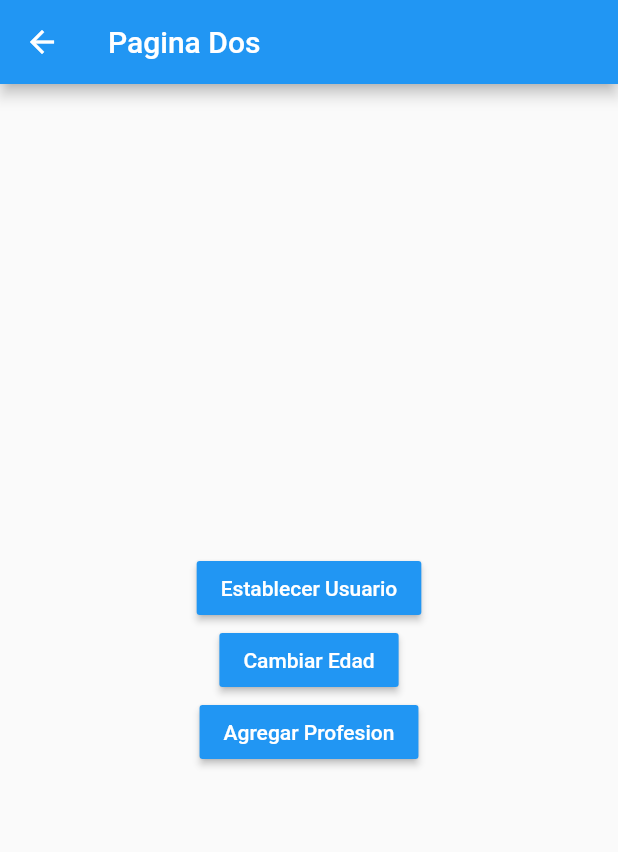
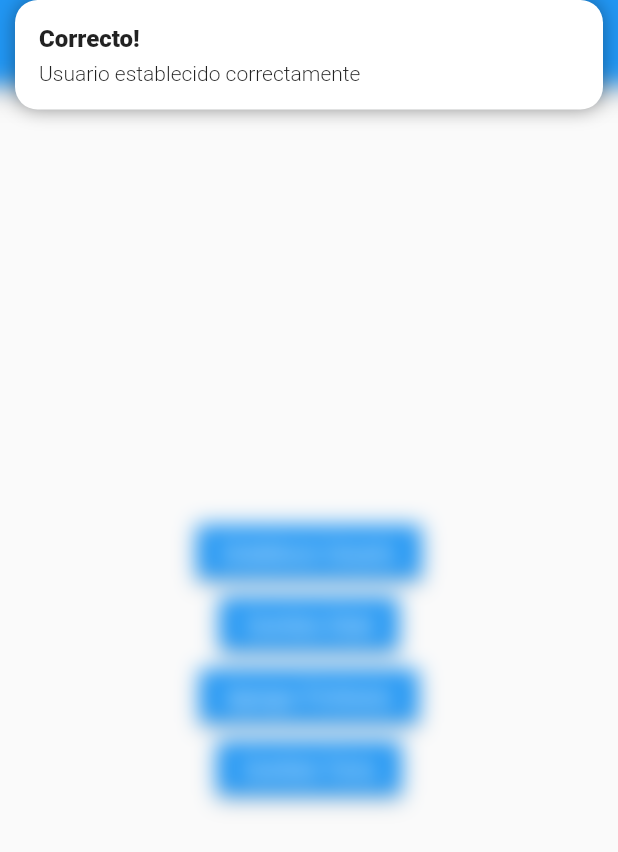
Before and after one commit to BrandonJhonn/app-udemyflutteradvanced-management-state, a Flutter app: the PageTwoView screen opened by its route, after a tap on "Establecer Usuario", on a phone screen of 412 x 824 dp. Shown: the top 852 px of the screen. Run offline on Flutter 3.47's test engine with Material 2 defaults, Android fonts, the light colour scheme and no system bars; our stand-ins replace get.

Commit message:
GetX Terminado

```diff
--- /dev/null
+++ b/lib/controllers/usuario_controller.dart
@@ -0,0 +1,29 @@
+import 'package:get/get.dart';
+
+import '../models/usuario_model.dart';
+
+class UsuarioController extends GetxController {
+  var existeUsuario = false.obs;
+  var usuario = UsuarioModel().obs;
+
+  int get profesionesCount {
+    return usuario.value.profesiones.length;
+  }
+
+  void cargarUsuario(UsuarioModel user) {
+    existeUsuario.value = true;
+    usuario.value = user;
+  }
+
+  void cambiarEdad(int edad) {
+    usuario.update((val) {
+      val!.edad = edad;
+    });
+  }
+
+  void agregarProfesion(String profesion) {
+    usuario.update((val) {
+      val!.profesiones = [...val.profesiones, profesion];
+    });
+  }
+}
--- a/lib/models/usuario_model.dart
+++ b/lib/models/usuario_model.dart
@@ -1,12 +1,12 @@
 
 class UsuarioModel {
-  String nombre;
-  int edad;
+  String? nombre;
+  int? edad;
   List<String> profesiones;
 
   UsuarioModel({
-    required this.nombre,
-    required this.edad,
-    required this.profesiones
+    this.nombre,
+    this.edad,
+    this.profesiones = const []
   });
 }
--- a/lib/views/page_one_view.dart
+++ b/lib/views/page_one_view.dart
@@ -1,4 +1,8 @@
 import 'package:flutter/material.dart';
+import 'package:get/get.dart';
+
+import '../controllers/usuario_controller.dart';
+import '../models/usuario_model.dart';
 
 
 class PageOneView extends StatelessWidget {
@@ -6,22 +10,33 @@ class PageOneView extends StatelessWidget {
 
   @override
   Widget build(BuildContext context) {
+
+    final usuarioCtrl = Get.put(UsuarioController());
+
     return Scaffold(
       appBar: AppBar(
         title: const Text('Pagina Uno'),
       ),
-      body: const InformacionUsuario(),
+      body: Obx(() => usuarioCtrl.existeUsuario.value
+        ? InformacionUsuario(usuario: usuarioCtrl.usuario.value)
+        : const Center(child: Text('No existe informacion del Usuario'),)
+      ),
       floatingActionButton: FloatingActionButton(
         child: const Icon(Icons.arrow_circle_up),
-        onPressed: () => Navigator.pushNamed(context, 'page-two'),
+        //onPressed: () => Navigator.pushNamed(context, 'page-two'),
+        onPressed: () => Get.toNamed('page-two'),
       ),
    );
   }
 }
 
 class InformacionUsuario extends StatelessWidget {
+
+  final UsuarioModel usuario;
+
   const InformacionUsuario({
     Key? key,
+    required this.usuario,
   }) : super(key: key);
 
   @override
@@ -32,19 +47,19 @@ class InformacionUsuario extends StatelessWidget {
       padding: const EdgeInsets.all(20.0),
       child: Column(
         crossAxisAlignment: CrossAxisAlignment.start,
-        children: const [
-          Text('General', style: TextStyle(fontSize: 18, fontWeight: FontWeight.bold)),
-          Divider(),
+        children: [
+          const Text('General', style: TextStyle(fontSize: 18, fontWeight: FontWeight.bold)),
+          const Divider(),
 
-          ListTile(title: Text('Nombre: '),),
-          ListTile(title: Text('Edad: '),),
+          ListTile(title: Text('Nombre: ${ usuario.nombre }'),),
+          ListTile(title: Text('Edad: ${ usuario.edad }'),),
 
-          Text('Profesiones', style: TextStyle(fontSize: 18, fontWeight: FontWeight.bold)),
-          Divider(),
+          const Text('Profesiones', style: TextStyle(fontSize: 18, fontWeight: FontWeight.bold)),
+          const Divider(),
 
-          ListTile(title: Text('Profesion 1'),),
-          ListTile(title: Text('Profesion 2'),),
-          ListTile(title: Text('Profesion 3'),),
+          ...usuario.profesiones.map((p) => ListTile(
+            title: Text(p),
+          ))
         ],
       ),
     );
--- a/lib/views/page_two_view.dart
+++ b/lib/views/page_two_view.dart
@@ -1,4 +1,8 @@
 import 'package:flutter/material.dart';
+import 'package:get/get.dart';
+
+import '../controllers/usuario_controller.dart';
+import '../models/usuario_model.dart';
 
 
 class PageTwoView extends StatelessWidget {
@@ -6,6 +10,9 @@ class PageTwoView extends StatelessWidget {
 
   @override
   Widget build(BuildContext context) {
+
+    final usuarioCtrl = Get.find<UsuarioController>();
+
     return Scaffold(
       appBar: AppBar(
         title: const Text('Pagina Dos'),
@@ -17,17 +24,45 @@ class PageTwoView extends StatelessWidget {
             MaterialButton(
               child: const Text('Establecer Usuario', style: TextStyle(color: Colors.white,)),
               color: Colors.blue,
-              onPressed: (){},
+              onPressed: () {
+                usuarioCtrl.cargarUsuario(UsuarioModel(
+                  nombre: 'Brandon',
+                  edad: 25
+                ));
+                Get.snackbar(
+                  'Correcto!',
+                  'Usuario establecido correctamente',
+                  backgroundColor: Colors.white,
+                  boxShadows: const [
+                    BoxShadow(
+                      color: Colors.black38,
+                      blurRadius: 10
+                    )
+                  ]
+                );
+              },
             ),
             MaterialButton(
               child: const Text('Cambiar Edad', style: TextStyle(color: Colors.white,)),
               color: Colors.blue,
-              onPressed: (){},
+              onPressed: () {
+                usuarioCtrl.cambiarEdad(30);
+              },
             ),
             MaterialButton(
               child: const Text('Agregar Profesion', style: TextStyle(color: Colors.white,)),
               color: Colors.blue,
-              onPressed: (){},
+              onPressed: () {
+                //usuarioCtrl.agregarProfesion('Profesion #${ usuarioCtrl.usuario.value.profesiones.length + 1 }');
+                usuarioCtrl.agregarProfesion('Profesion #${ usuarioCtrl.profesionesCount + 1 }');
+              },
+            ),
+            MaterialButton(
+              child: const Text('Cambiar Tema', style: TextStyle(color: Colors.white,)),
+              color: Colors.blue,
+              onPressed: () {
+                Get.changeTheme(Get.isDarkMode ? ThemeData.light() : ThemeData.dark());
+              },
             ),
           ],
         ),
--- a/pubspec.yaml
+++ b/pubspec.yaml
@@ -3,7 +3,7 @@ description: A new Flutter project.
 
 # The following line prevents the package from being accidentally published to
 # pub.dev using `flutter pub publish`. This is preferred for private packages.
-publish_to: 'none' # Remove this line if you wish to publish to pub.dev
+publish_to: "none" # Remove this line if you wish to publish to pub.dev
 
 # The following defines the version and build number for your application.
 # A version number is three numbers separated by dots, like 1.2.43
@@ -27,11 +27,10 @@ environment:
 # the latest version available on pub.dev. To see which dependencies have newer
 # versions available, run `flutter pub outdated`.
 dependencies:
-  bloc: ^8.0.3
   cupertino_icons: ^1.0.2
   flutter:
     sdk: flutter
-  flutter_bloc: ^8.0.1
+  get: ^4.6.5
 
 dev_dependencies:
   flutter_lints: ^1.0.0
@@ -42,7 +41,6 @@ dev_dependencies:
 # following page: https://dart.dev/tools/pub/pubspec
 # The following section is specific to Flutter.
 flutter:
-
   # The following line ensures that the Material Icons font is
   # included with your application, so that you can use the icons in
   # the material Icons class.
```
Also changed, not shown: lib/main.dart (+12 -6 lines), pubspec.lock.
